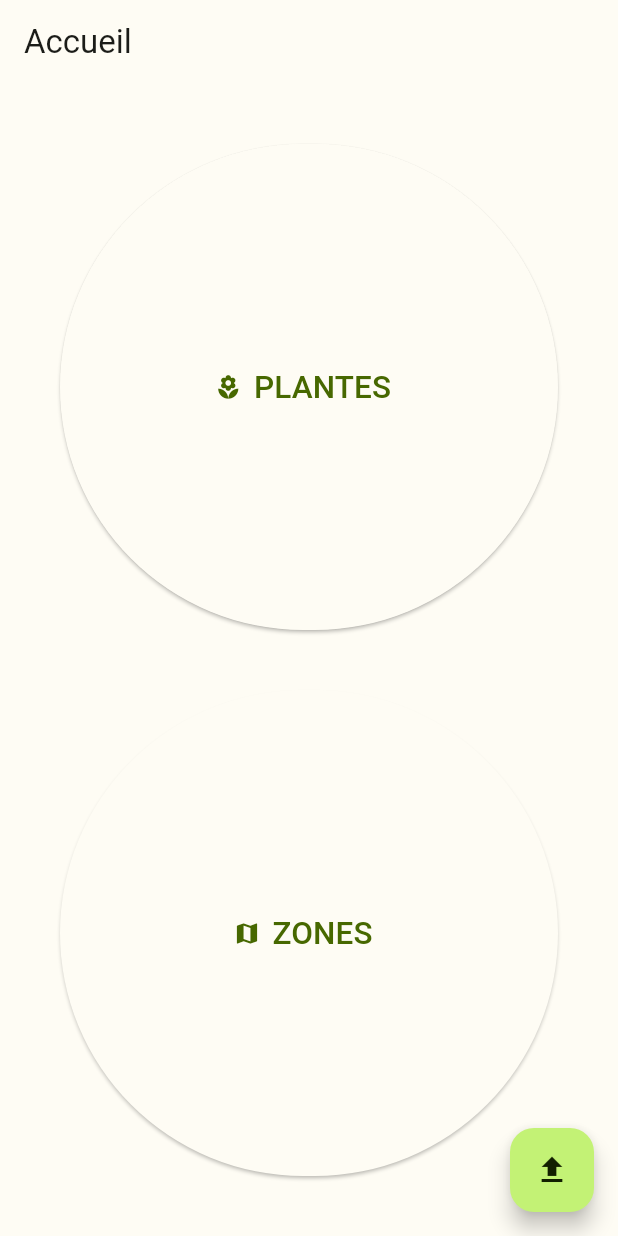
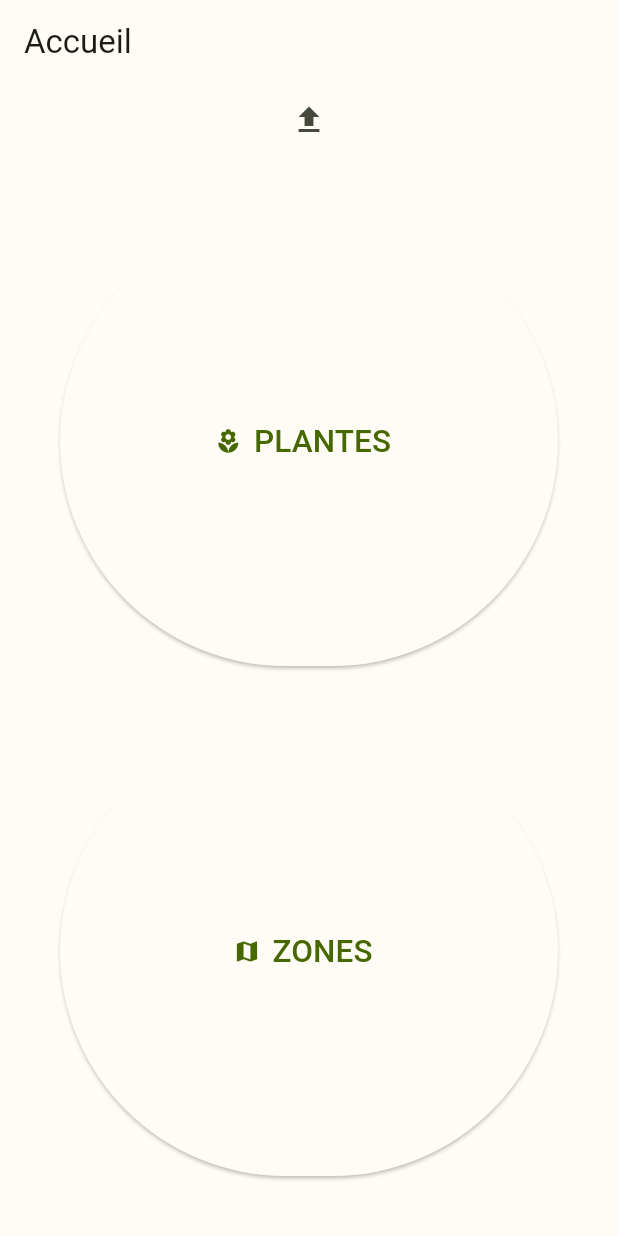
Before and after one commit to LaurieBe/app_jar, a Flutter app: the screen it shows after launch, after a tap on the "file upload" icon, on a phone screen of 412 x 824 dp. Run offline on Flutter 3.47's test engine with Material 2 defaults, Android fonts, the phone set to English and light mode, and no system bars; our stand-ins replace csv, file_picker.

Commit message:
plant list in State

```diff
--- a/lib/homepage.dart
+++ b/lib/homepage.dart
@@ -2,42 +2,65 @@ import 'dart:convert';
 import 'dart:developer';
 import 'dart:io'; // /!\ unsupported by web app
 import 'package:app_jar/area.dart';
+import 'package:app_jar/model.dart';
 import 'package:app_jar/plant.dart';
 import 'package:app_jar/plantlistpage.dart';
 import 'package:flutter/material.dart';
 import 'package:csv/csv.dart';
 import 'package:file_picker/file_picker.dart';
+import 'package:provider/provider.dart';
 
 class HomePage extends StatelessWidget {
-  HomePage({super.key});
-  final List<Plant> plantList = [];
+  const HomePage({super.key});
   final filePicked = null;
-  final fieldsDyn =null;
+  final fieldsDyn = null;
 
   //récupérer la liste de plantes à partir du fichier CSV
-  void _pickFile() async {
+
+  @override
+  Widget build(BuildContext context) {
+    log('Build screen');
+
+    return Consumer<AppModel>(builder: (context, model, child) {
+      void pickFile() async {
+        log('starting to pick file...');
         // opens storage to pick files and the picked file or files
         // are assigned into filePicked and if no file is chosen filePicked is null.
-    final filePicked = await FilePicker.platform.pickFiles(allowMultiple: false);
+        final filePicked =
+            await FilePicker.platform.pickFiles(allowMultiple: false);
         // if no file is picked
-    if (filePicked == null) {return log('no file chosen');} else {
+        if (filePicked == null) {
+          return log('no file chosen');
+        } else {
           final path = filePicked.files.first.path;
           log('path : $path');
+
           if (path == null) {
             return log('no path given');
           } else {
+            log('opening file...');
             final input = File(path).openRead();
-        List<List<dynamic>> fieldsDyn = await input.transform(utf8.decoder).transform(const CsvToListConverter(fieldDelimiter: ';')).toList();
+            List<List<dynamic>> fieldsDyn = await input
+                .transform(utf8.decoder)
+                .transform(const CsvToListConverter(fieldDelimiter: ';'))
+                .toList();
+
             //définir les colonnes correspondant à chacun des champs de plant et en faire une liste
             for (List<dynamic> line in fieldsDyn) {
-          //préparation champ size
+              //préparation du champ size
               num? size = line[20] is num ? line[20] : null;
+
               //préparation champ hardiness
               String? hardiness;
-            if (line[7] is num) {hardiness = line[7].toString();}
-            else {hardiness = line[7];}
+              if (line[7] is num) {
+                hardiness = line[7].toString();
+              } else {
+                hardiness = line[7];
+              }
+
               // remplissage de la liste de plantes
-          plantList.add(Plant(
+              log('filing plant list...');
+              model.plantList.add(Plant(
                 name: line[0],
                 size: size?.toDouble(),
                 scientificName: line[1],
@@ -50,24 +73,39 @@ class HomePage extends StatelessWidget {
                 area: line[38],
               ));
             }
-      log('Plant list ok !');}
+            model.notify();
+            log('Plant list ok !');
+          }
         }
       }
 
-  @override
-  Widget build(BuildContext context) {
-    return Scaffold(
-      appBar: AppBar(title: const Text('Accueil'),),
-      floatingActionButton: FloatingActionButton(
-        onPressed: () {_pickFile() ;},
-        child: const Icon(
+      Widget w;
+      if (model.plantList.isNotEmpty) {
+        log('Plant list ok ! first row : ');
+        log(model.plantList[0].name);
+        w = Container();
+      } else {
+        log('il faut charger la plantlist');
+        w = IconButton(
+          onPressed: () {
+            pickFile();
+          },
+          icon: const Icon(
             Icons.file_upload,
             semanticLabel: 'Pick a file',
           ),
+        );
+        //Row(children : const [SizedBox(width: 59,height: 59,child:CircularProgressIndicator())]);
+      }
+
+      return Scaffold(
+        appBar: AppBar(
+          title: const Text('Accueil'),
         ),
         body: Column(
           crossAxisAlignment: CrossAxisAlignment.stretch,
           children: [
+            w,
             //PLANTES
             Expanded(
               flex: 1,
@@ -75,8 +113,17 @@ class HomePage extends StatelessWidget {
                 margin: const EdgeInsets.fromLTRB(40, 40, 40, 20),
                 child: ElevatedButton.icon(
                   icon: const Icon(Icons.local_florist),
-                onPressed: () {Navigator.push(context,MaterialPageRoute(builder: (context) => MyPlantListPage(plantList: plantList)));},
-                label: const Text('PLANTES',textScaleFactor: 1.5,),
+                  onPressed: () {
+                    Navigator.push(
+                        context,
+                        MaterialPageRoute(
+                            builder: (context) =>
+                                PlantListPage(plantList: model.plantList)));
+                  },
+                  label: const Text(
+                    'PLANTES',
+                    textScaleFactor: 1.5,
+                  ),
                 ),
               ),
             ),
@@ -87,8 +134,17 @@ class HomePage extends StatelessWidget {
                 margin: const EdgeInsets.fromLTRB(40, 20, 40, 40),
                 child: ElevatedButton.icon(
                   icon: const Icon(Icons.map),
-                onPressed: () {Navigator.push(context,MaterialPageRoute(builder: (context) => MyAreaPage(plantList: plantList,)));},
-                label: const Text('ZONES',textScaleFactor: 1.5,
+                  onPressed: () {
+                    Navigator.push(
+                        context,
+                        MaterialPageRoute(
+                            builder: (context) => MyAreaPage(
+                                  plantList: model.plantList,
+                                )));
+                  },
+                  label: const Text(
+                    'ZONES',
+                    textScaleFactor: 1.5,
                   ),
                 ),
               ),
@@ -96,5 +152,6 @@ class HomePage extends StatelessWidget {
           ],
         ),
       );
+    });
   }
 }
--- a/lib/main.dart
+++ b/lib/main.dart
@@ -1,13 +1,16 @@
 import 'package:app_jar/homepage.dart';
+import 'package:app_jar/model.dart';
 import 'package:flutter/material.dart';
+import 'package:provider/provider.dart';
 
 Future<void> main() async {
-
-  runApp(
-    MaterialApp(
+  runApp(ChangeNotifierProvider(
+      create: (context) => AppModel(),
+      builder: (context, child) {
+        return MaterialApp(
           theme: ThemeData(
               useMaterial3: true,
-        colorScheme : const ColorScheme(
+              colorScheme: const ColorScheme(
                 brightness: Brightness.light,
                 primary: Color(0xFF476800),
                 onPrimary: Color(0xFFFFFFFF),
@@ -37,12 +40,11 @@ Future<void> main() async {
                 inversePrimary: Color(0xFFA8D55C),
                 shadow: Color(0xFF000000),
                 surfaceTint: Color(0xFF476800),
-        )
-      ),
+              )),
           title: 'Home', // used by the OS task switcher
-      home: HomePage(),
-    ),
+          home: const HomePage(),
         );
+      }));
 }
 
 
--- /dev/null
+++ b/lib/model.dart
@@ -0,0 +1,12 @@
+import 'package:app_jar/plant.dart';
+import 'package:flutter/foundation.dart';
+// /!\ unsupported by web app
+
+class AppModel extends ChangeNotifier {
+  List<Plant> plantList = [];
+
+  void notify() {
+    notifyListeners();
+  }
+
+}
--- a/pubspec.yaml
+++ b/pubspec.yaml
@@ -41,6 +41,7 @@ dependencies:
   path_provider: ^2.0.11
   file_picker: ^5.2.4
   open_file_plus: ^3.3.0
+  provider: ^6.0.5
 
 dev_dependencies:
   flutter_test:
```
Also changed, not shown: lib/plantlistpage.dart (+33 -73 lines), lib/plantpage.dart (+73 -51 lines), pubspec.lock. Lines whose indentation alone changed are shown as unchanged.
